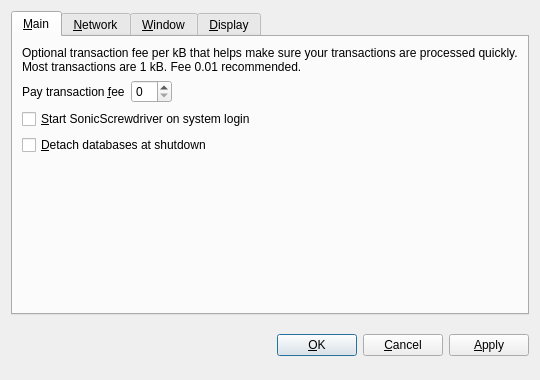
Above: src/qt/forms/optionsdialog.ui from SonicScrew/SonicScrewdriver before the change. Below: the same form after it.
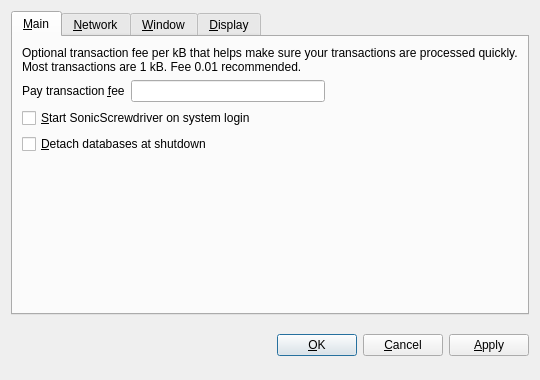
That is the form after the change. Custom widgets are drawn as their Qt base class.

The edit to the form file:
```diff
--- a/src/qt/forms/optionsdialog.ui
+++ b/src/qt/forms/optionsdialog.ui
@@ -13,6 +13,12 @@
   <property name="windowTitle">
    <string>Options</string>
   </property>
+  <property name="autoFillBackground">
+   <bool>true</bool>
+  </property>
+  <property name="styleSheet">
+   <string notr="true"/>
+  </property>
   <property name="modal">
    <bool>true</bool>
   </property>
@@ -449,9 +455,14 @@
   </layout>
  </widget>
  <customwidgets>
+  <customwidget>
+   <class>QValidatedLineEdit</class>
+   <extends>QLineEdit</extends>
+   <header>qvalidatedlineedit.h</header>
+  </customwidget>
   <customwidget>
    <class>BitcoinAmountField</class>
-   <extends>QSpinBox</extends>
+   <extends>QLineEdit</extends>
    <header>bitcoinamountfield.h</header>
   </customwidget>
   <customwidget>
@@ -459,11 +470,6 @@
    <extends>QComboBox</extends>
    <header>qvaluecombobox.h</header>
   </customwidget>
-  <customwidget>
-   <class>QValidatedLineEdit</class>
-   <extends>QLineEdit</extends>
-   <header>qvalidatedlineedit.h</header>
-  </customwidget>
  </customwidgets>
  <resources/>
  <connections/>
```
Left out of the diff: 1 changed line with no effect on the pictures.
